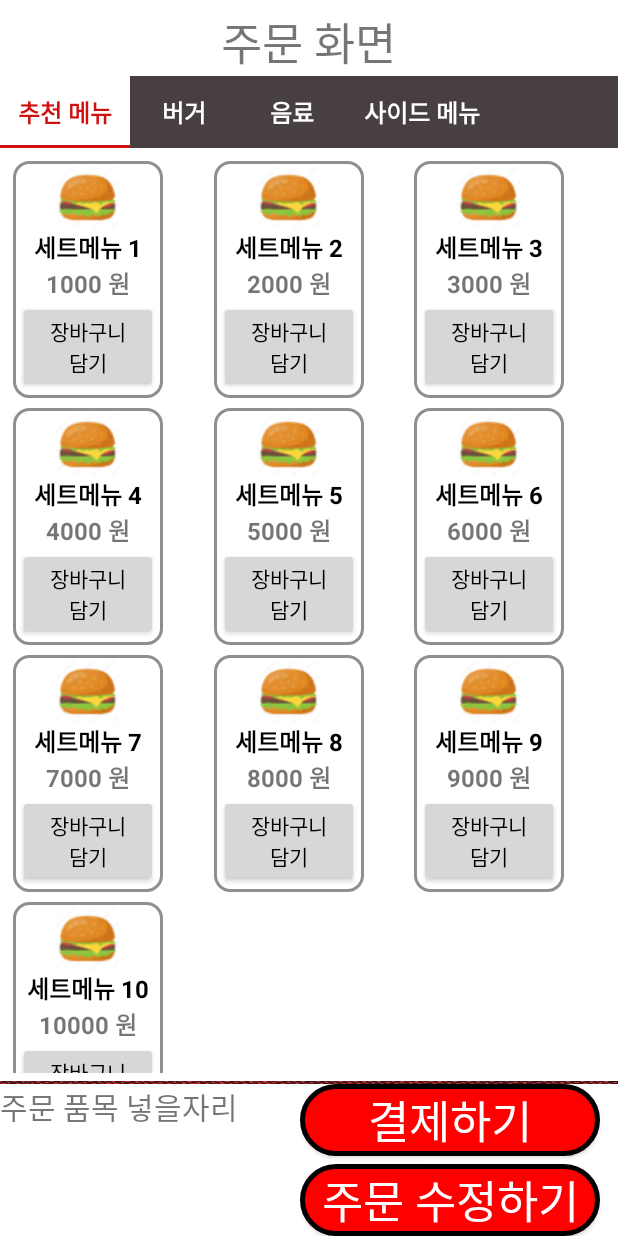
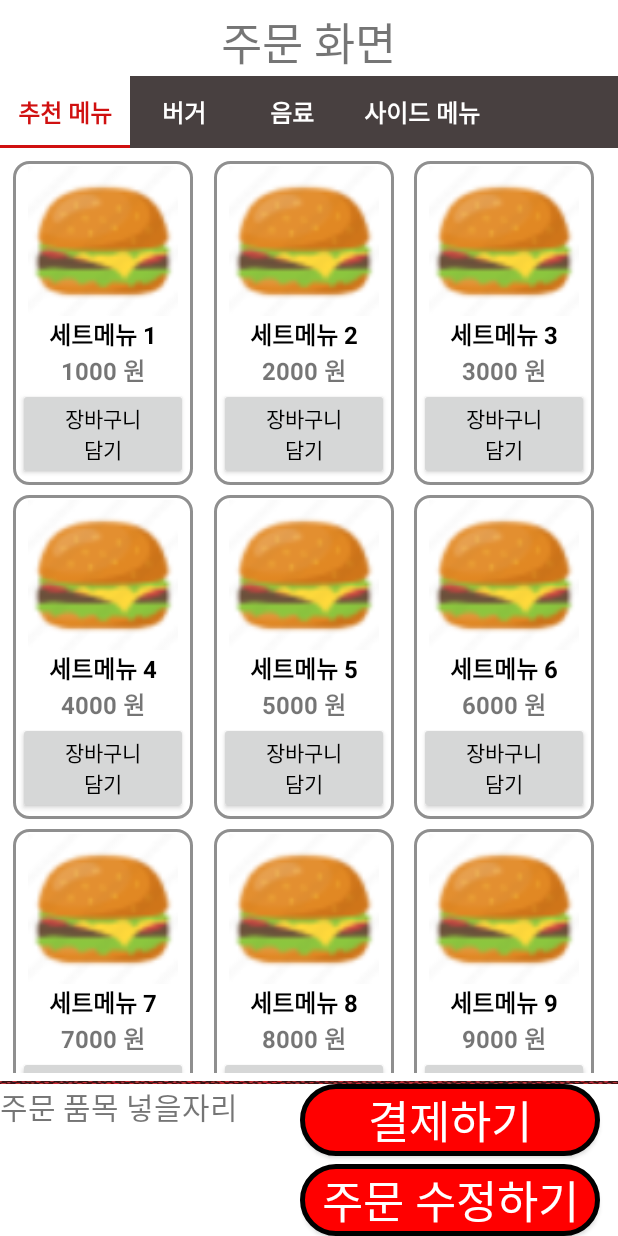
Before and after one commit to HJTN/AppProgramming_T6, an Android app: the screen it shows after launch (SubActivity), after a tap on "주문하기", on a phone screen of 412 x 824 dp. Run offline under Robolectric (Android 15) with nearby library versions, the light colour scheme and no system bars.

Commit message:
메뉴 아이템 비율 수정

```diff
--- a/app/src/main/res/layout/menu_item.xml
+++ b/app/src/main/res/layout/menu_item.xml
@@ -3,7 +3,7 @@
     android:id = "@+id/item_root"
     android:orientation="vertical"
     android:background="@drawable/item_background"
-    android:layout_width="100dp"
+    android:layout_width="120dp"
     android:layout_height="wrap_content"
     android:layout_margin="3dp"
     android:padding = "3dp"
@@ -11,8 +11,9 @@
 
     <ImageView
         android:id="@+id/itemImg"
-        android:layout_width="wrap_content"
-        android:layout_height="wrap_content"
+        android:layout_width="match_parent"
+        android:layout_height="100dp"
+        android:scaleType="fitCenter"
         />
 
     <TextView
```
